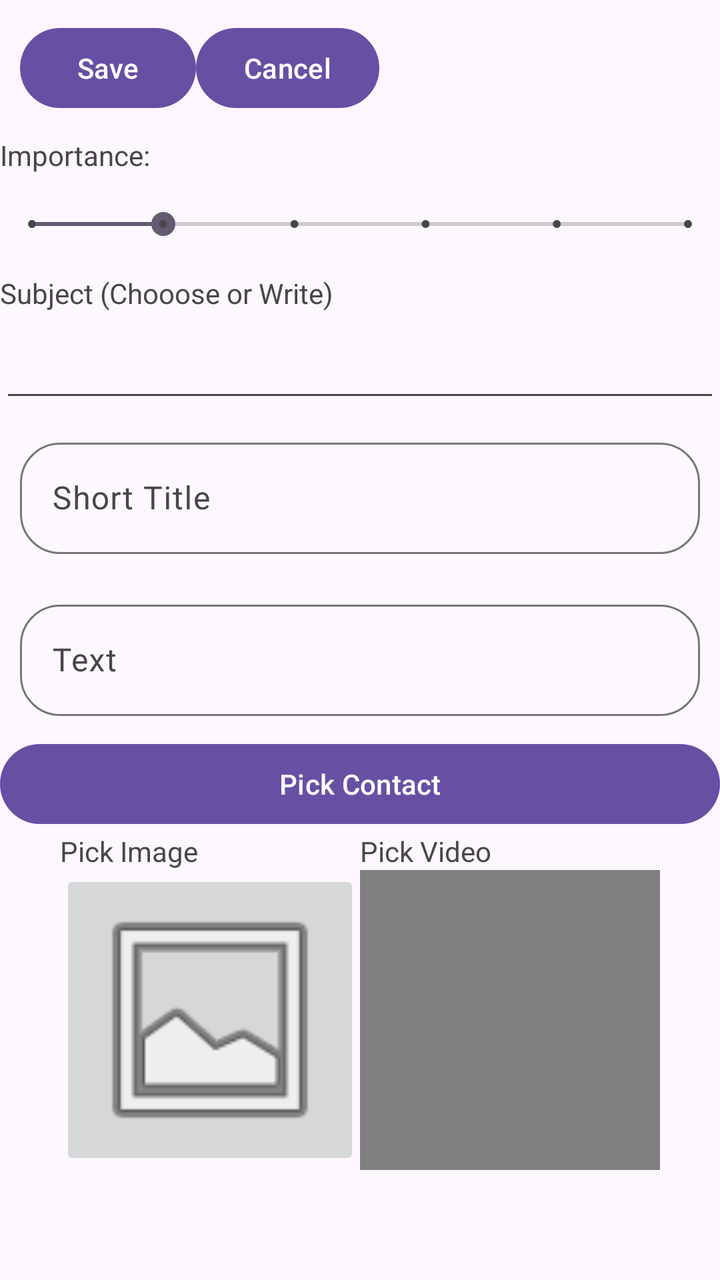
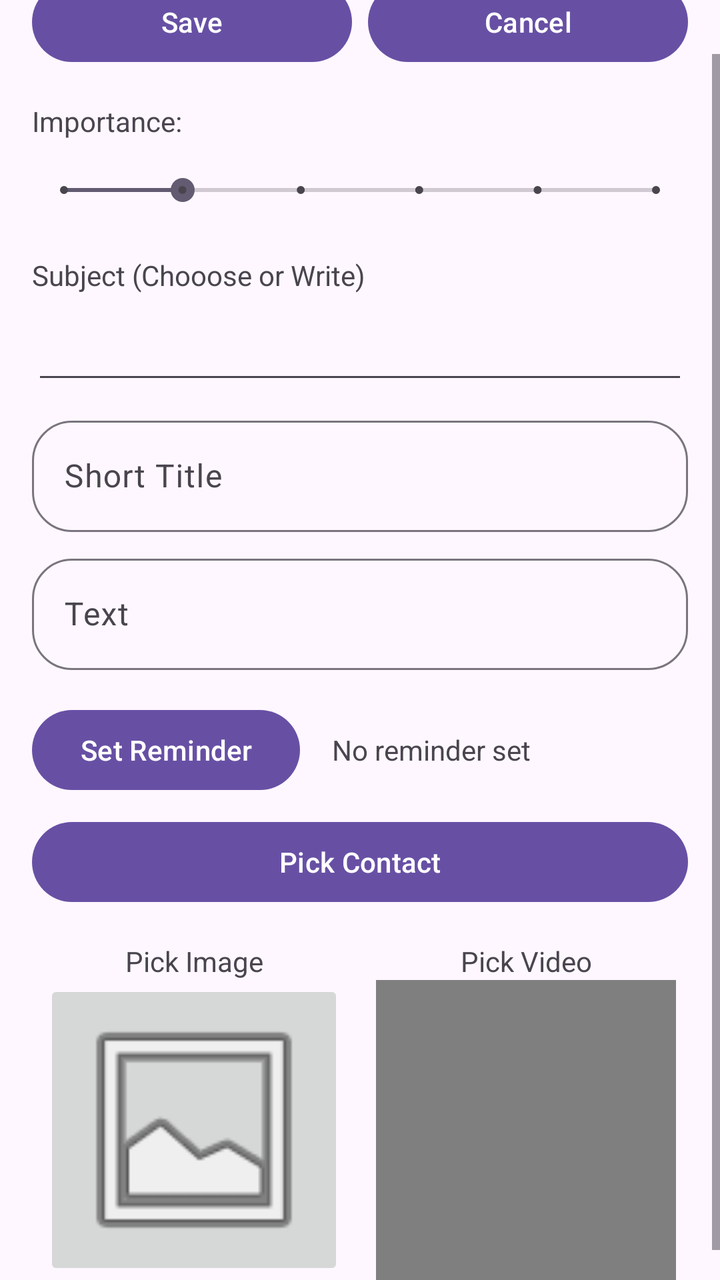

Two renders of the same Android screen: before a commit and after it. Below are the layout's source before the change and the commit's diff.
<!-- AndroidManifest.xml: application theme Theme.Samih12_2025 -->
<!-- res/layout/activity_add_task.xml -->
<?xml version="1.0" encoding="utf-8"?>
<RelativeLayout xmlns:android="http://schemas.android.com/apk/res/android"
    xmlns:app="http://schemas.android.com/apk/res-auto"
    xmlns:tools="http://schemas.android.com/tools"
    android:layout_width="match_parent"
    android:layout_height="match_parent"
    android:id="@+id/main2"
    tools:context=".mytasksTable.AddTaskActivity">

    <ScrollView
        android:layout_width="match_parent"
        android:layout_height="wrap_content">

        <LinearLayout
            android:layout_width="match_parent"
            android:layout_height="match_parent"
            android:orientation="vertical">

            <LinearLayout
                android:layout_width="match_parent"
                android:layout_height="wrap_content"
                android:layout_margin="10dp"
                android:orientation="horizontal">

                <Button
                    android:id="@+id/btnSaveTask"
                    android:text="Save"  android:layout_height="wrap_content"
                    android:layout_width="wrap_content"
                    android:layout_gravity="center"/>

                <Button
                    android:id="@+id/btnCancelTask"
                    android:layout_height="wrap_content"
                    android:layout_width="wrap_content"
                    android:layout_gravity="center"
                    android:text="Cancel" />
            </LinearLayout>

            <TextView
                android:id="@+id/tvImportance"
                android:layout_width="match_parent"
                android:layout_height="wrap_content"
                android:text="Importance:" />

            <SeekBar
                android:id="@+id/skbrImportance"
                style="@style/Widget.AppCompat.SeekBar.Discrete"
                android:layout_width="match_parent"
                android:layout_height="50dp"
                android:max="5"
                android:progress="1" />


            <TextView
                android:id="@+id/textView"
                android:layout_width="match_parent"
                android:layout_height="wrap_content"
                android:text="Subject (Chooose or Write)" />

            <AutoCompleteTextView
                android:id="@+id/autoEtSubj"
                android:layout_width="match_parent"
                android:layout_height="50dp"
                android:inputType="textAutoComplete" />

            <com.google.android.material.textfield.TextInputLayout
                android:layout_width="match_parent"
                android:layout_height="wrap_content"
                android:layout_margin="10dp"
                app:boxCornerRadiusBottomEnd="20dp"
                app:boxCornerRadiusBottomStart="20dp"
                app:boxCornerRadiusTopEnd="20dp"
                app:boxCornerRadiusTopStart="20dp">

                <com.google.android.material.textfield.TextInputEditText
                    android:id="@+id/etShortTitle"
                    android:layout_width="match_parent"
                    android:layout_height="wrap_content"
                    android:hint="Short Title" />
            </com.google.android.material.textfield.TextInputLayout>

            <com.google.android.material.textfield.TextInputLayout
                android:layout_width="match_parent"
                android:layout_height="wrap_content"
                android:layout_margin="10dp"
                app:boxCornerRadiusBottomEnd="20dp"
                app:boxCornerRadiusBottomStart="20dp"
                app:boxCornerRadiusTopEnd="20dp"
                app:boxCornerRadiusTopStart="20dp">

                <com.google.android.material.textfield.TextInputEditText
                    android:id="@+id/etText"
                    android:layout_width="match_parent"
                    android:layout_height="match_parent"
                    android:hint="Text" />
            </com.google.android.material.textfield.TextInputLayout>

            <Button
                android:id="@+id/btnPickContact"
                android:layout_width="match_parent"
                android:layout_height="wrap_content"
                android:text="Pick Contact" />

            <LinearLayout
                android:layout_width="match_parent"
                android:layout_height="match_parent"
                android:gravity="center"
                android:orientation="horizontal">

                <LinearLayout
                    android:layout_width="wrap_content"
                    android:layout_height="wrap_content"
                    android:orientation="vertical">

                    <TextView
                        android:id="@+id/tvUplodedImg"
                        android:layout_width="match_parent"
                        android:layout_height="wrap_content"
                        android:text="Pick Image" />

                    <ImageButton
                        android:id="@+id/imgBtn"
                        android:layout_width="150dp"
                        android:layout_height="150dp"
                        android:layout_gravity="center"
                        android:scaleType="centerCrop"
                        app:srcCompat="@android:drawable/ic_menu_gallery" />
                </LinearLayout>

                <LinearLayout
                    android:layout_width="wrap_content"
                    android:layout_height="match_parent"
                    android:orientation="vertical">

                    <TextView
                        android:id="@+id/textView3"
                        android:layout_width="match_parent"
                        android:layout_height="wrap_content"
                        android:text="Pick Video" />

                    <VideoView
                        android:id="@+id/vidV"
                        android:layout_width="150dp"
                        android:layout_height="150dp" />
                </LinearLayout>

            </LinearLayout>

        </LinearLayout>
    </ScrollView>
</RelativeLayout>
<!-- resources referenced by this layout -->
<resources>
  <style name="Theme.Samih12_2025" parent="Base.Theme.Samih12_2025" />
  <style name="Base.Theme.Samih12_2025" parent="Theme.Material3.DayNight">
          
          
      </style>
</resources>

<!-- the commit's change to res/layout/activity_add_task.xml (unified diff, before → after) -->
@@ -14,25 +14,26 @@
         <LinearLayout
             android:layout_width="match_parent"
             android:layout_height="match_parent"
-            android:orientation="vertical">
+            android:orientation="vertical"
+            android:padding="16dp">
 
             <LinearLayout
                 android:layout_width="match_parent"
                 android:layout_height="wrap_content"
-                android:layout_margin="10dp"
                 android:orientation="horizontal">
 
                 <Button
                     android:id="@+id/btnSaveTask"
                     android:text="Save"  android:layout_height="wrap_content"
-                    android:layout_width="wrap_content"
-                    android:layout_gravity="center"/>
+                    android:layout_width="0dp"
+                    android:layout_weight="1"
+                    android:layout_marginEnd="8dp"/>
 
                 <Button
                     android:id="@+id/btnCancelTask"
                     android:layout_height="wrap_content"
-                    android:layout_width="wrap_content"
-                    android:layout_gravity="center"
+                    android:layout_width="0dp"
+                    android:layout_weight="1"
                     android:text="Cancel" />
             </LinearLayout>
 
@@ -40,6 +41,7 @@
                 android:id="@+id/tvImportance"
                 android:layout_width="match_parent"
                 android:layout_height="wrap_content"
+                android:layout_marginTop="16dp"
                 android:text="Importance:" />
 
             <SeekBar
@@ -55,6 +57,7 @@
                 android:id="@+id/textView"
                 android:layout_width="match_parent"
                 android:layout_height="wrap_content"
+                android:layout_marginTop="8dp"
                 android:text="Subject (Chooose or Write)" />
 
             <AutoCompleteTextView
@@ -66,7 +69,7 @@
             <com.google.android.material.textfield.TextInputLayout
                 android:layout_width="match_parent"
                 android:layout_height="wrap_content"
-                android:layout_margin="10dp"
+                android:layout_marginTop="8dp"
                 app:boxCornerRadiusBottomEnd="20dp"
                 app:boxCornerRadiusBottomStart="20dp"
                 app:boxCornerRadiusTopEnd="20dp"
@@ -82,7 +85,7 @@
             <com.google.android.material.textfield.TextInputLayout
                 android:layout_width="match_parent"
                 android:layout_height="wrap_content"
-                android:layout_margin="10dp"
+                android:layout_marginTop="8dp"
                 app:boxCornerRadiusBottomEnd="20dp"
                 app:boxCornerRadiusBottomStart="20dp"
                 app:boxCornerRadiusTopEnd="20dp"
@@ -91,19 +94,43 @@
                 <com.google.android.material.textfield.TextInputEditText
                     android:id="@+id/etText"
                     android:layout_width="match_parent"
-                    android:layout_height="match_parent"
+                    android:layout_height="wrap_content"
                     android:hint="Text" />
             </com.google.android.material.textfield.TextInputLayout>
+
+            <LinearLayout
+                android:layout_width="match_parent"
+                android:layout_height="wrap_content"
+                android:orientation="horizontal"
+                android:layout_marginTop="16dp"
+                android:gravity="center_vertical">
+
+                <Button
+                    android:id="@+id/btnSetReminder"
+                    android:layout_width="wrap_content"
+                    android:layout_height="wrap_content"
+                    android:text="Set Reminder" />
+
+                <TextView
+                    android:id="@+id/tvReminderTime"
+                    android:layout_width="wrap_content"
+                    android:layout_height="wrap_content"
+                    android:layout_marginStart="16dp"
+                    android:text="No reminder set"
+                    android:textSize="14sp" />
+            </LinearLayout>
 
             <Button
                 android:id="@+id/btnPickContact"
                 android:layout_width="match_parent"
                 android:layout_height="wrap_content"
+                android:layout_marginTop="8dp"
                 android:text="Pick Contact" />
 
             <LinearLayout
                 android:layout_width="match_parent"
-                android:layout_height="match_parent"
+                android:layout_height="wrap_content"
+                android:layout_marginTop="16dp"
                 android:gravity="center"
                 android:orientation="horizontal">
 
@@ -116,7 +143,8 @@
                         android:id="@+id/tvUplodedImg"
                         android:layout_width="match_parent"
                         android:layout_height="wrap_content"
-                        android:text="Pick Image" />
+                        android:text="Pick Image"
+                        android:gravity="center" />
 
                     <ImageButton
                         android:id="@+id/imgBtn"
@@ -129,14 +157,16 @@
 
                 <LinearLayout
                     android:layout_width="wrap_content"
-                    android:layout_height="match_parent"
+                    android:layout_height="wrap_content"
+                    android:layout_marginStart="16dp"
                     android:orientation="vertical">
 
                     <TextView
                         android:id="@+id/textView3"
                         android:layout_width="match_parent"
                         android:layout_height="wrap_content"
-                        android:text="Pick Video" />
+                        android:text="Pick Video"
+                        android:gravity="center" />
 
                     <VideoView
                         android:id="@+id/vidV"
